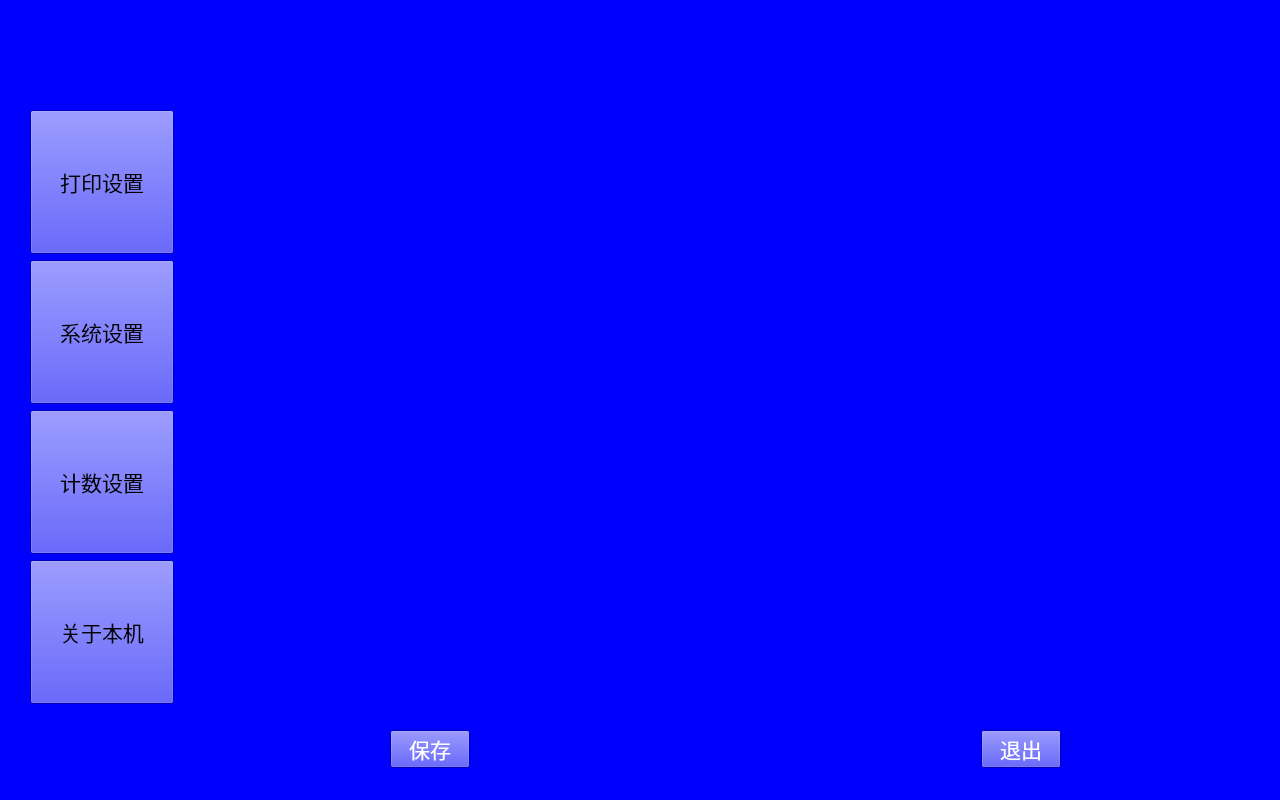
This is HighResolutionPrinter/paramsettingform.ui in dxphmj/TwoCharPrinter as Qt 5 draws it before an edit. The edited form follows.
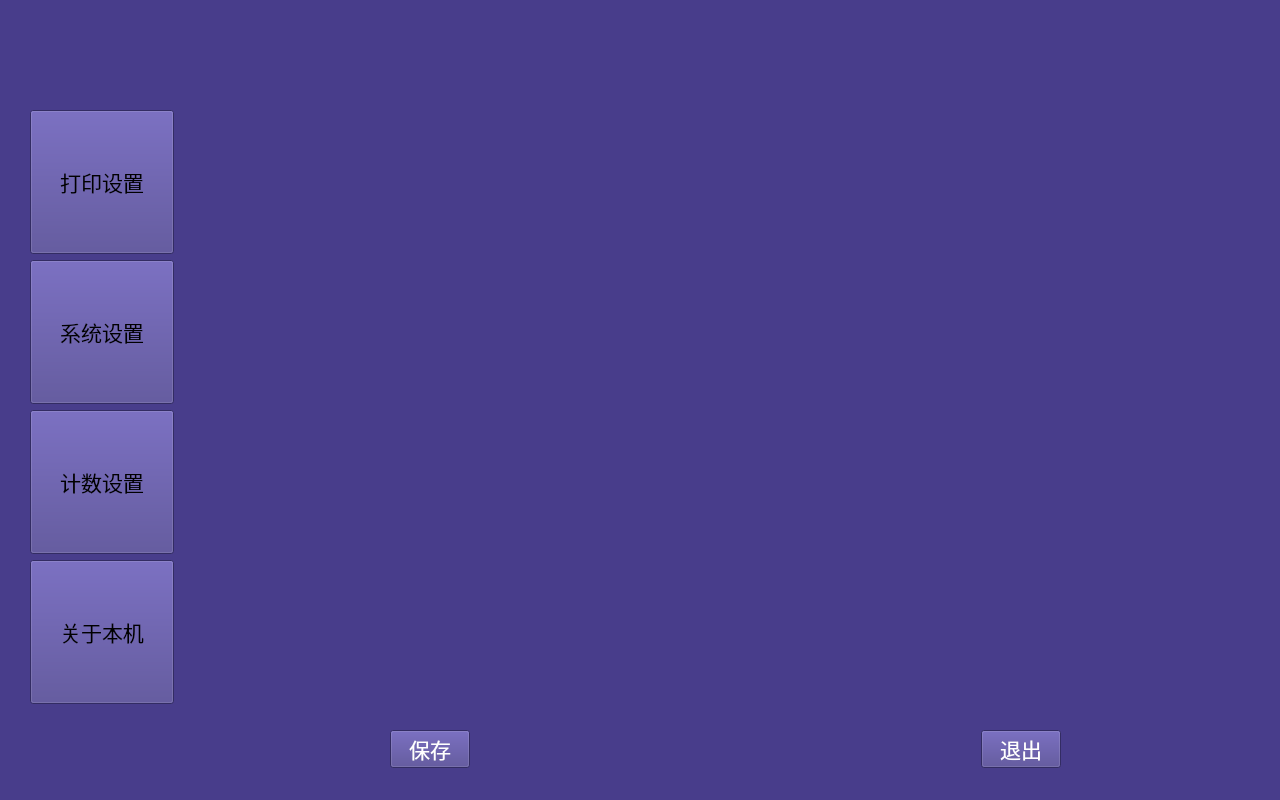
This is the edited form. Icons and pictures are not drawn.

```diff
--- a/HighResolutionPrinter/paramsettingform.ui
+++ b/HighResolutionPrinter/paramsettingform.ui
@@ -14,7 +14,7 @@
    <string>Form</string>
   </property>
   <property name="styleSheet">
-   <string notr="true">background-color: rgb(0, 0, 255);</string>
+   <string notr="true">background-color: rgb(72,61, 139);</string>
   </property>
   <widget class="QPushButton" name="printSettingBut">
    <property name="geometry">
```
